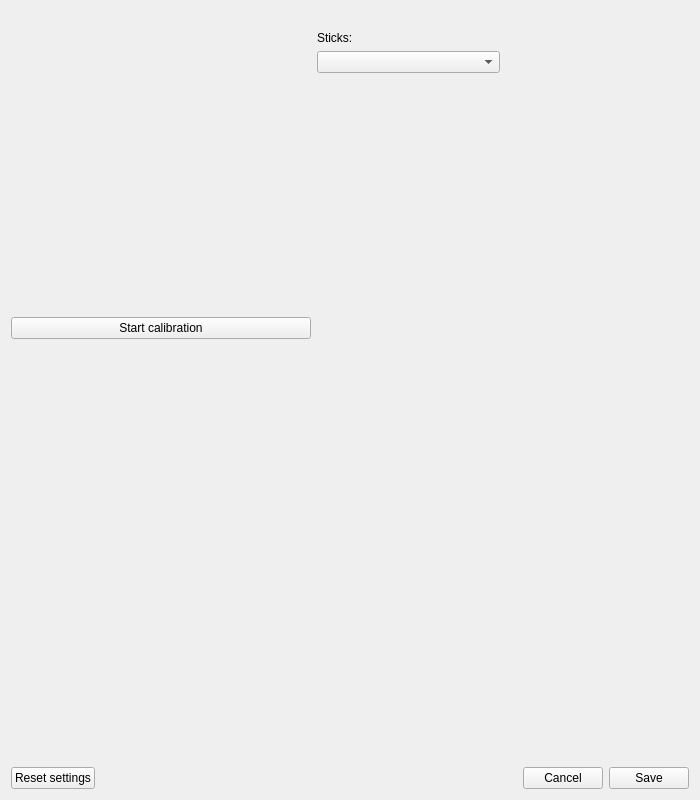
The window that src/gui/calibration.ui (AntiMicroX/antimicrox) describes before a commit, drawn with Qt 5.
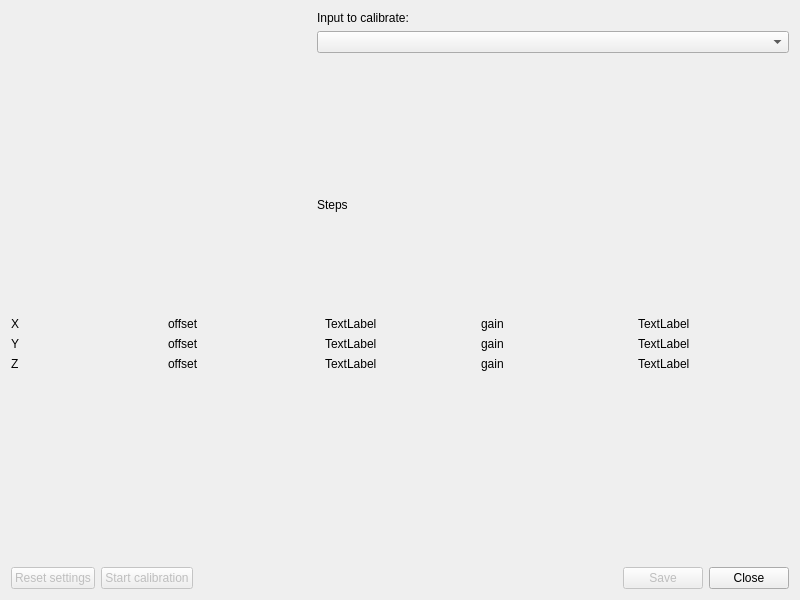
The same window after the commit. The open tabs and pages were chosen to show the change. Custom widgets are drawn as their Qt base class.

Commit message: Implement new stick calibration

The edit to the form file:
```diff
--- a/src/gui/calibration.ui
+++ b/src/gui/calibration.ui
@@ -6,8 +6,8 @@
    <rect>
     <x>0</x>
     <y>0</y>
-    <width>700</width>
-    <height>800</height>
+    <width>800</width>
+    <height>600</height>
    </rect>
   </property>
   <property name="minimumSize">
@@ -21,124 +21,58 @@
   </property>
   <layout class="QVBoxLayout" name="verticalLayout_7">
    <item>
-    <layout class="QVBoxLayout" name="verticalLayout_6">
+    <layout class="QVBoxLayout" name="verticalLayout_2">
      <item>
-      <layout class="QHBoxLayout" name="horizontalLayout_2">
+      <layout class="QHBoxLayout" name="horizontalLayout_4" stretch="0,1">
        <item>
-        <layout class="QVBoxLayout" name="verticalLayout_3">
-         <item>
-          <layout class="QVBoxLayout" name="verticalLayout">
-           <item>
-            <layout class="QVBoxLayout" name="verticalLayout_2">
-             <item>
-              <widget class="JoyControlStickStatusBox" name="stickStatusBoxWidget" native="true">
-               <property name="sizePolicy">
-                <sizepolicy hsizetype="Preferred" vsizetype="Preferred">
-                 <horstretch>0</horstretch>
-                 <verstretch>0</verstretch>
-                </sizepolicy>
-               </property>
-               <property name="minimumSize">
-                <size>
-                 <width>300</width>
-                 <height>300</height>
-                </size>
-               </property>
-               <property name="maximumSize">
-                <size>
-                 <width>16777215</width>
-                 <height>16777215</height>
-                </size>
-               </property>
-               <property name="sizeIncrement">
-                <size>
-                 <width>0</width>
-                 <height>0</height>
-                </size>
-               </property>
-               <property name="baseSize">
-                <size>
-                 <width>200</width>
-                 <height>200</height>
-                </size>
-               </property>
-              </widget>
-             </item>
-            </layout>
-           </item>
-          </layout>
-         </item>
-         <item>
-          <widget class="QPushButton" name="startButton">
-           <property name="text">
-            <string>Start calibration</string>
-           </property>
-          </widget>
-         </item>
-         <item>
-          <widget class="QWidget" name="axesWidget" native="true">
-           <property name="minimumSize">
-            <size>
-             <width>100</width>
-             <height>100</height>
-            </size>
-           </property>
-           <layout class="QVBoxLayout" name="verticalLayout_8">
-            <item>
-             <layout class="QVBoxLayout" name="progressBarsLayout"/>
-            </item>
-           </layout>
-          </widget>
-         </item>
-         <item>
-          <widget class="QLabel" name="steps">
-           <property name="text">
-            <string/>
-           </property>
-          </widget>
-         </item>
-         <item>
-          <spacer name="verticalSpacer">
-           <property name="orientation">
-            <enum>Qt::Vertical</enum>
-           </property>
-           <property name="sizeHint" stdset="0">
-            <size>
-             <width>20</width>
-             <height>40</height>
-            </size>
-           </property>
-          </spacer>
-         </item>
-        </layout>
+        <widget class="QStackedWidget" name="statusStack">
+         <property name="sizePolicy">
+          <sizepolicy hsizetype="Preferred" vsizetype="Preferred">
+           <horstretch>0</horstretch>
+           <verstretch>0</verstretch>
+          </sizepolicy>
+         </property>
+         <property name="minimumSize">
+          <size>
+           <width>300</width>
+           <height>300</height>
+          </size>
+         </property>
+         <property name="maximumSize">
+          <size>
+           <width>16777215</width>
+           <height>16777215</height>
+          </size>
+         </property>
+         <property name="sizeIncrement">
+          <size>
+           <width>0</width>
+           <height>0</height>
+          </size>
+         </property>
+         <property name="baseSize">
+          <size>
+           <width>200</width>
+           <height>200</height>
+          </size>
+         </property>
+         <property name="currentIndex">
+          <number>1</number>
+         </property>
+         <widget class="JoyControlStickStatusBox" name="stickStatusBoxWidget"/>
+        </widget>
        </item>
        <item>
-        <layout class="QVBoxLayout" name="verticalLayout_4">
+        <layout class="QVBoxLayout" name="verticalLayout" stretch="0,0,0,1">
          <item>
-          <spacer name="verticalSpacer_3">
-           <property name="orientation">
-            <enum>Qt::Vertical</enum>
-           </property>
-           <property name="sizeType">
-            <enum>QSizePolicy::Fixed</enum>
-           </property>
-           <property name="sizeHint" stdset="0">
-            <size>
-             <width>20</width>
-             <height>20</height>
-            </size>
-           </property>
-          </spacer>
-         </item>
-         <item>
-          <widget class="QLabel" name="label_2">
+          <widget class="QLabel" name="label_16">
            <property name="text">
-            <string>Sticks:</string>
+            <string>Input to calibrate:</string>
            </property>
           </widget>
          </item>
          <item>
-          <widget class="QComboBox" name="axesBox"/>
+          <widget class="QComboBox" name="deviceComboBox"/>
          </item>
          <item>
           <spacer name="verticalSpacer_2">
@@ -153,14 +87,16 @@
            </property>
           </spacer>
          </item>
-        </layout>
-       </item>
-       <item>
-        <layout class="QVBoxLayout" name="verticalLayout_5">
          <item>
-          <widget class="QLabel" name="Information">
+          <widget class="QLabel" name="steps">
            <property name="text">
-            <string/>
+            <string>Steps</string>
+           </property>
+           <property name="alignment">
+            <set>Qt::AlignLeading|Qt::AlignLeft|Qt::AlignVCenter</set>
+           </property>
+           <property name="wordWrap">
+            <bool>true</bool>
            </property>
           </widget>
          </item>
@@ -168,15 +104,150 @@
        </item>
       </layout>
      </item>
+     <item>
+      <layout class="QGridLayout" name="gridLayout">
+       <item row="3" column="0">
+        <widget class="QLabel" name="zAxisLabel">
+         <property name="text">
+          <string>Z</string>
+         </property>
+        </widget>
+       </item>
+       <item row="3" column="2">
+        <widget class="QLabel" name="offsetZValue">
+         <property name="text">
+          <string>TextLabel</string>
+         </property>
+        </widget>
+       </item>
+       <item row="1" column="0">
+        <widget class="QLabel" name="xAxisLabel">
+         <property name="text">
+          <string>X</string>
+         </property>
+        </widget>
+       </item>
+       <item row="2" column="2">
+        <widget class="QLabel" name="offsetYValue">
+         <property name="text">
+          <string>TextLabel</string>
+         </property>
+        </widget>
+       </item>
+       <item row="1" column="3">
+        <widget class="QLabel" name="gainXLabel">
+         <property name="text">
+          <string>gain</string>
+         </property>
+        </widget>
+       </item>
+       <item row="1" column="2">
+        <widget class="QLabel" name="offsetXValue">
+         <property name="text">
+          <string>TextLabel</string>
+         </property>
+        </widget>
+       </item>
+       <item row="1" column="1">
+        <widget class="QLabel" name="offsetXLabel">
+         <property name="text">
+          <string>offset</string>
+         </property>
+        </widget>
+       </item>
+       <item row="2" column="0">
+        <widget class="QLabel" name="yAxisLabel">
+         <property name="text">
+          <string>Y</string>
+         </property>
+        </widget>
+       </item>
+       <item row="3" column="1">
+        <widget class="QLabel" name="offsetZLabel">
+         <property name="text">
+          <string>offset</string>
+         </property>
+        </widget>
+       </item>
+       <item row="2" column="1">
+        <widget class="QLabel" name="offsetYLabel">
+         <property name="text">
+          <string>offset</string>
+         </property>
+        </widget>
+       </item>
+       <item row="1" column="4">
+        <widget class="QLabel" name="gainXValue">
+         <property name="text">
+          <string>TextLabel</string>
+         </property>
+        </widget>
+       </item>
+       <item row="2" column="3">
+        <widget class="QLabel" name="gainYLabel">
+         <property name="text">
+          <string>gain</string>
+         </property>
+        </widget>
+       </item>
+       <item row="2" column="4">
+        <widget class="QLabel" name="gainYValue">
+         <property name="text">
+          <string>TextLabel</string>
+         </property>
+        </widget>
+       </item>
+       <item row="3" column="3">
+        <widget class="QLabel" name="gainZLabel">
+         <property name="text">
+          <string>gain</string>
+         </property>
+        </widget>
+       </item>
+       <item row="3" column="4">
+        <widget class="QLabel" name="gainZValue">
+         <property name="text">
+          <string>TextLabel</string>
+         </property>
+        </widget>
+       </item>
+      </layout>
+     </item>
+     <item>
+      <spacer name="verticalSpacer">
+       <property name="orientation">
+        <enum>Qt::Vertical</enum>
+       </property>
+       <property name="sizeHint" stdset="0">
+        <size>
+         <width>20</width>
+         <height>40</height>
+        </size>
+       </property>
+      </spacer>
+     </item>
      <item>
       <layout class="QHBoxLayout" name="horizontalLayout">
        <item>
         <widget class="QPushButton" name="resetBtn">
+         <property name="enabled">
+          <bool>false</bool>
+         </property>
          <property name="text">
           <string>Reset settings</string>
          </property>
         </widget>
        </item>
+       <item>
+        <widget class="QPushButton" name="startBtn">
+         <property name="enabled">
+          <bool>false</bool>
+         </property>
+         <property name="text">
+          <string>Start calibration</string>
+         </property>
+        </widget>
+       </item>
        <item>
         <spacer name="horizontalSpacer">
          <property name="orientation">
@@ -190,20 +261,23 @@
          </property>
         </spacer>
        </item>
-       <item>
-        <widget class="QPushButton" name="cancelBtn">
-         <property name="text">
-          <string>Cancel</string>
-         </property>
-        </widget>
-       </item>
        <item>
         <widget class="QPushButton" name="saveBtn">
+         <property name="enabled">
+          <bool>false</bool>
+         </property>
          <property name="text">
           <string>Save</string>
          </property>
         </widget>
        </item>
+       <item>
+        <widget class="QPushButton" name="cancelBtn">
+         <property name="text">
+          <string>Close</string>
+         </property>
+        </widget>
+       </item>
       </layout>
      </item>
     </layout>
```
Left out of the diff: 1 changed line with no effect on the pictures. The commit also changes 2 other files.
